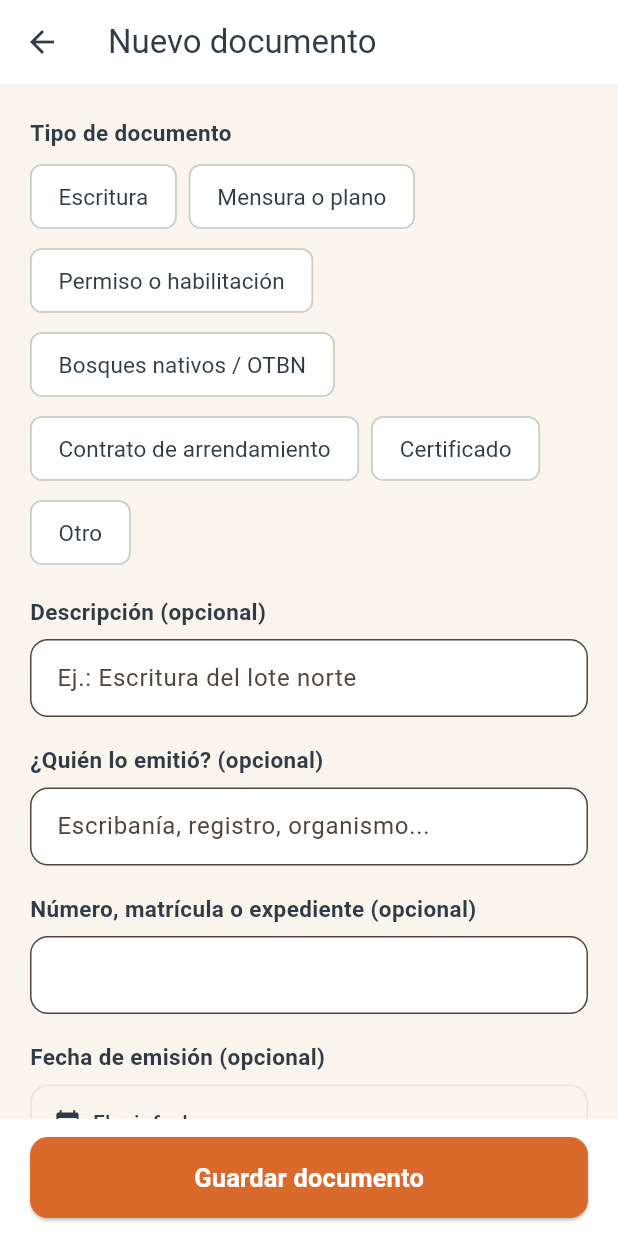
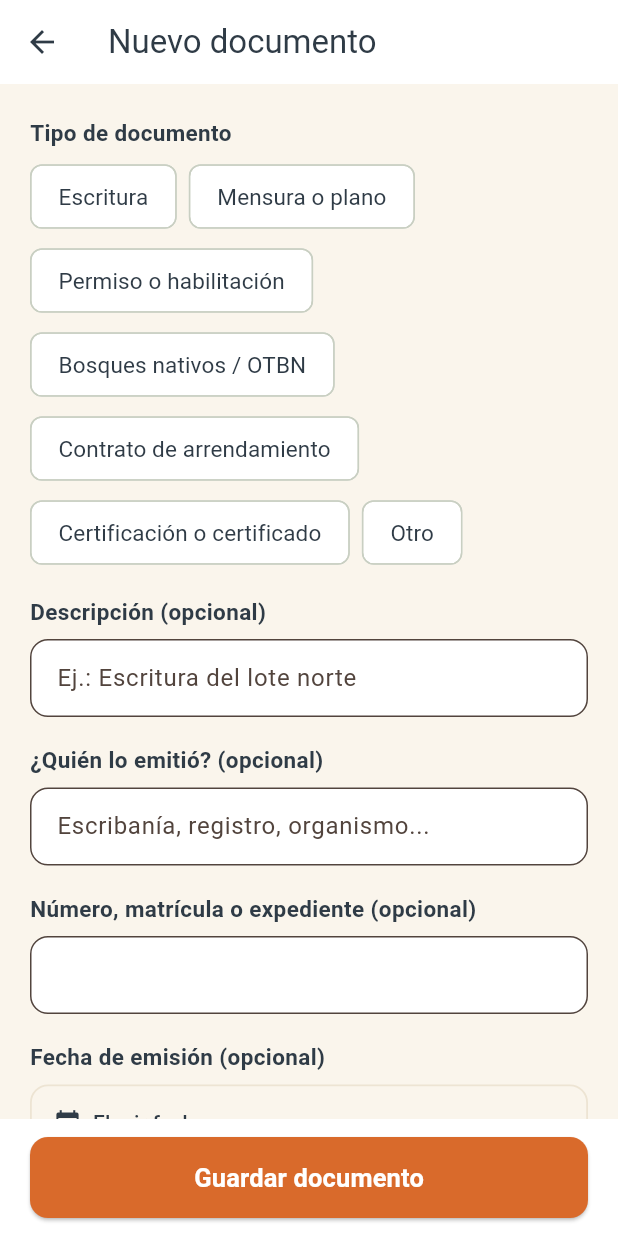
Before and after one commit to jgiacomin/agro_fields, a Flutter app: the NuevoDocumentoScreen screen opened directly with empty values, on a phone screen of 412 x 824 dp. Run offline on Flutter 3.47's test engine with Material 3 defaults, Android fonts, the phone set to English and light mode, and no system bars; our stand-ins replace cloud_firestore, file_picker, firebase_auth, firebase_core, firebase_storage, google_sign_in; accounts and stored records are empty.

Commit message:
GAP-CERT-01 (AF-095): certificación en Documentos del campo + Concepto y Matriz al 12/11

```diff
--- a/lib/models/activos/documento_activo_model.dart
+++ b/lib/models/activos/documento_activo_model.dart
@@ -65,6 +65,18 @@ class DocumentoActivo {
   /// Ruta del archivo en Storage (se completa en el paso 4b).
   final String? archivoRuta;
 
+  // =====================================================
+  // AF-095 — CERTIFICACIONES (opcionales, solo para el
+  // tipo "certificado"). Agro Fields no certifica: guarda,
+  // ordena y avisa el vencimiento.
+  // =====================================================
+
+  /// Qué certifica (ej.: "Bienestar animal Welfair", "Orgánico").
+  final String? alcance;
+
+  /// A qué animales o producción aplica (ej.: "Rodeo de engorde").
+  final String? aplicaA;
+
   DocumentoActivo({
     required this.documentoId,
     required this.tipo,
@@ -82,6 +94,8 @@ class DocumentoActivo {
     this.transferibilidad = TransferibilidadDocumento.desconocida,
     this.contieneDatosPersonales = true,
     this.archivoRuta,
+    this.alcance,
+    this.aplicaA,
   });
 
   /// Dice si el documento está vigente, por vencer o vencido.
@@ -134,6 +148,8 @@ class DocumentoActivo {
       transferibilidad: _leerTransferibilidad(map['transferibilidad']),
       contieneDatosPersonales: map['contieneDatosPersonales'] ?? true,
       archivoRuta: map['archivoRuta'],
+      alcance: map['alcance'],
+      aplicaA: map['aplicaA'],
     );
   }
 
@@ -159,6 +175,8 @@ class DocumentoActivo {
       'transferibilidad': transferibilidad.name,
       'contieneDatosPersonales': contieneDatosPersonales,
       'archivoRuta': archivoRuta,
+      'alcance': alcance,
+      'aplicaA': aplicaA,
     };
   }
 
@@ -179,6 +197,8 @@ class DocumentoActivo {
     TransferibilidadDocumento? transferibilidad,
     bool? contieneDatosPersonales,
     String? archivoRuta,
+    String? alcance,
+    String? aplicaA,
   }) {
     return DocumentoActivo(
       documentoId: documentoId ?? this.documentoId,
@@ -198,6 +218,8 @@ class DocumentoActivo {
       contieneDatosPersonales:
           contieneDatosPersonales ?? this.contieneDatosPersonales,
       archivoRuta: archivoRuta ?? this.archivoRuta,
+      alcance: alcance ?? this.alcance,
+      aplicaA: aplicaA ?? this.aplicaA,
     );
   }
 
--- a/lib/screens/documentos/documentos_activo_screen.dart
+++ b/lib/screens/documentos/documentos_activo_screen.dart
@@ -31,7 +31,8 @@ String nombreTipoDocumento(String tipo) {
     case 'arrendamiento':
       return 'Contrato de arrendamiento';
     case 'certificado':
-      return 'Certificado';
+      // AF-095: se reutiliza el tipo existente (sin crear otro).
+      return 'Certificación o certificado';
     case 'otro':
       return 'Otro';
   }
@@ -245,6 +246,8 @@ class _DocumentosActivoScreenState extends State<DocumentosActivoScreen> {
     final detalle = [
       // Si no hay descripcion, el titulo ya es el tipo: no se repite.
       if (_nombre(d) != nombreTipoDocumento(d.tipo)) nombreTipoDocumento(d.tipo),
+      if (d.alcance != null) d.alcance!,
+      if (d.aplicaA != null) 'Aplica a: ${d.aplicaA}',
       if (d.emisor != null) d.emisor!,
       if (d.numero != null) 'Nº ${d.numero}',
       if (d.provinciaEstado != null) d.provinciaEstado!,
--- a/lib/screens/documentos/nuevo_documento_screen.dart
+++ b/lib/screens/documentos/nuevo_documento_screen.dart
@@ -39,6 +39,8 @@ class _NuevoDocumentoScreenState extends State<NuevoDocumentoScreen> {
   final TextEditingController _numero = TextEditingController();
   final TextEditingController _provincia = TextEditingController();
   final TextEditingController _observaciones = TextEditingController();
+  final TextEditingController _alcance = TextEditingController();
+  final TextEditingController _aplicaA = TextEditingController();
 
   /// ID armado al abrir la pantalla: el archivo se sube a la carpeta de
   /// este documento y tocar "Guardar" dos veces no lo duplica.
@@ -61,8 +63,13 @@ class _NuevoDocumentoScreenState extends State<NuevoDocumentoScreen> {
     _numero.dispose();
     _provincia.dispose();
     _observaciones.dispose();
+    _alcance.dispose();
+    _aplicaA.dispose();
     super.dispose();
   }
+
+  /// AF-095: las preguntas de certificación solo aparecen con este tipo.
+  bool get esCertificacion => tipo == 'certificado';
 
   String? texto(TextEditingController c) =>
       c.text.trim().isEmpty ? null : c.text.trim();
@@ -108,6 +115,9 @@ class _NuevoDocumentoScreenState extends State<NuevoDocumentoScreen> {
       transferibilidad: transferibilidad,
       contieneDatosPersonales: contieneDatosPersonales,
       archivoRuta: archivoRuta,
+      // AF-095: solo se guardan si es una certificación.
+      alcance: esCertificacion ? texto(_alcance) : null,
+      aplicaA: esCertificacion ? texto(_aplicaA) : null,
     );
 
     setState(() => guardando = true);
@@ -182,6 +192,22 @@ class _NuevoDocumentoScreenState extends State<NuevoDocumentoScreen> {
             etiqueta: nombreTipoDocumento,
             alElegir: (t) => setState(() => tipo = t),
           ),
+          if (esCertificacion) ...[
+            const EtiquetaCampo('¿Qué certifica? (opcional)'),
+            TextField(
+              controller: _alcance,
+              textCapitalization: TextCapitalization.sentences,
+              decoration: decoracionCampo(
+                  ayuda: 'Ej.: Bienestar animal Welfair, Orgánico'),
+            ),
+            const EtiquetaCampo('¿A qué animales o producción aplica? (opcional)'),
+            TextField(
+              controller: _aplicaA,
+              textCapitalization: TextCapitalization.sentences,
+              decoration:
+                  decoracionCampo(ayuda: 'Ej.: Rodeo de engorde, corrales 1 a 4'),
+            ),
+          ],
           const EtiquetaCampo('Descripción (opcional)'),
           TextField(
             controller: _descripcion,
```
Also changed, not shown: 3 other files.
